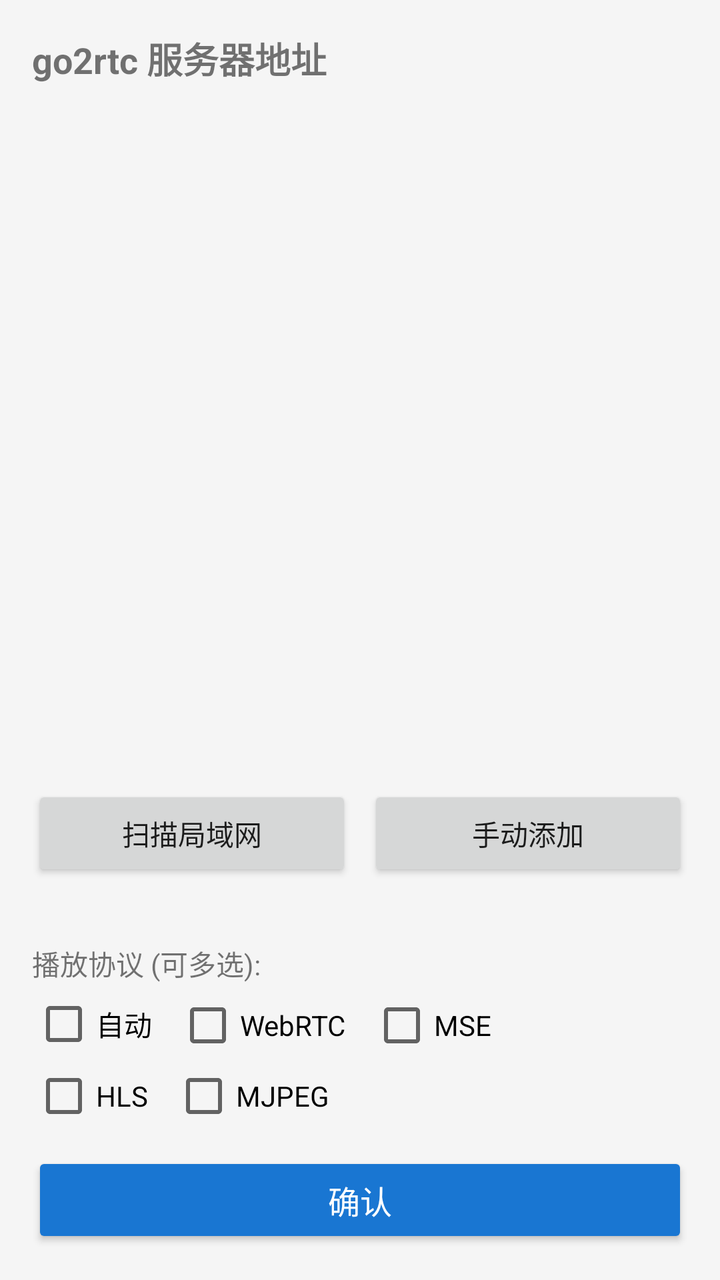
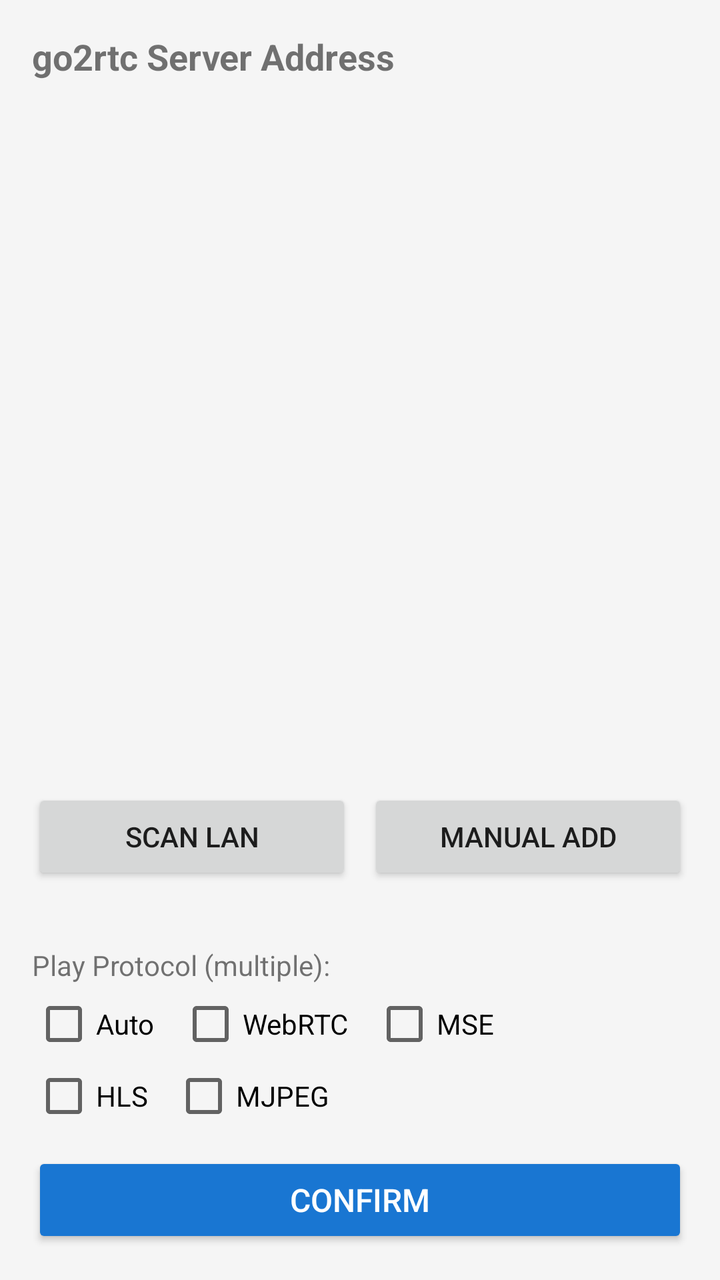

Compare the two renders of this Android layout. The source of the first and the diff that turns it into the second are given below.
<!-- AndroidManifest.xml: application theme Theme.Go2RtcPlay -->
<!-- res/layout/activity_config.xml -->
<?xml version="1.0" encoding="utf-8"?>
<LinearLayout
    xmlns:android="http://schemas.android.com/apk/res/android"
    android:layout_width="match_parent"
    android:layout_height="match_parent"
    android:orientation="vertical"
    android:padding="16dp"
    android:background="#F5F5F5">

    <TextView
        android:layout_width="wrap_content"
        android:layout_height="wrap_content"
        android:text="go2rtc 服务器地址"
        android:textSize="18sp"
        android:textStyle="bold"
        android:layout_marginBottom="16dp" />

    <androidx.recyclerview.widget.RecyclerView
        android:id="@+id/addressList"
        android:layout_width="match_parent"
        android:layout_height="0dp"
        android:layout_weight="1" />

    <LinearLayout
        android:layout_width="match_parent"
        android:layout_height="wrap_content"
        android:orientation="horizontal"
        android:layout_marginTop="8dp">

        <Button
            android:id="@+id/scanBtn"
            android:layout_width="0dp"
            android:layout_height="wrap_content"
            android:layout_weight="1"
            android:text="扫描局域网"
            android:layout_marginEnd="4dp" />

        <Button
            android:id="@+id/addBtn"
            android:layout_width="0dp"
            android:layout_height="wrap_content"
            android:layout_weight="1"
            android:text="手动添加"
            android:layout_marginStart="4dp" />

    </LinearLayout>

    <TextView
        android:id="@+id/scanStatusText"
        android:layout_width="match_parent"
        android:layout_height="wrap_content"
        android:textSize="12sp"
        android:textColor="#666666"
        android:visibility="gone"
        android:layout_marginTop="4dp" />

    <ProgressBar
        android:id="@+id/scanProgressBar"
        style="?android:attr/progressBarStyleHorizontal"
        android:layout_width="match_parent"
        android:layout_height="8dp"
        android:visibility="gone"
        android:layout_marginTop="4dp" />

    <TextView
        android:id="@+id/localIpText"
        android:layout_width="match_parent"
        android:layout_height="wrap_content"
        android:textSize="11sp"
        android:textColor="#888888"
        android:layout_marginTop="4dp" />

    <LinearLayout
        android:layout_width="match_parent"
        android:layout_height="wrap_content"
        android:orientation="vertical"
        android:layout_marginTop="12dp">

        <TextView
            android:layout_width="wrap_content"
            android:layout_height="wrap_content"
            android:text="播放协议 (可多选):"
            android:textSize="14sp"
            android:layout_marginBottom="4dp" />

        <LinearLayout
            android:layout_width="match_parent"
            android:layout_height="wrap_content"
            android:orientation="horizontal">

            <CheckBox
                android:id="@+id/cbAuto"
                android:layout_width="wrap_content"
                android:layout_height="wrap_content"
                android:text="自动"
                android:layout_marginEnd="12dp" />

            <CheckBox
                android:id="@+id/cbWebrtc"
                android:layout_width="wrap_content"
                android:layout_height="wrap_content"
                android:text="WebRTC"
                android:layout_marginEnd="12dp" />

            <CheckBox
                android:id="@+id/cbMse"
                android:layout_width="wrap_content"
                android:layout_height="wrap_content"
                android:text="MSE"
                android:layout_marginEnd="12dp" />

        </LinearLayout>

        <LinearLayout
            android:layout_width="match_parent"
            android:layout_height="wrap_content"
            android:orientation="horizontal"
            android:layout_marginTop="4dp">

            <CheckBox
                android:id="@+id/cbHls"
                android:layout_width="wrap_content"
                android:layout_height="wrap_content"
                android:text="HLS"
                android:layout_marginEnd="12dp" />

            <CheckBox
                android:id="@+id/cbMjpeg"
                android:layout_width="wrap_content"
                android:layout_height="wrap_content"
                android:text="MJPEG" />

        </LinearLayout>

    </LinearLayout>

    <Button
        android:id="@+id/confirmBtn"
        android:layout_width="match_parent"
        android:layout_height="48dp"
        android:text="确认"
        android:layout_marginTop="12dp"
        android:backgroundTint="#1976D2"
        android:textColor="#FFFFFF"
        android:textSize="16sp" />

</LinearLayout>
<!-- resources referenced by this layout -->
<resources>
  <style name="Theme.Go2RtcPlay" parent="Theme.AppCompat.DayNight.NoActionBar">
          <item name="colorPrimary">#1976D2</item>
          <item name="colorPrimaryDark">#1565C0</item>
          <item name="colorAccent">#FFFFFF</item>
      </style>
</resources>

<!-- the commit's change to res/layout/activity_config.xml (unified diff, before → after) -->
@@ -10,7 +10,7 @@
     <TextView
         android:layout_width="wrap_content"
         android:layout_height="wrap_content"
-        android:text="go2rtc 服务器地址"
+        android:text="@string/server_address_label"
         android:textSize="18sp"
         android:textStyle="bold"
         android:layout_marginBottom="16dp" />
@@ -32,7 +32,7 @@
             android:layout_width="0dp"
             android:layout_height="wrap_content"
             android:layout_weight="1"
-            android:text="扫描局域网"
+            android:text="@string/scan_lan"
             android:layout_marginEnd="4dp" />
 
         <Button
@@ -40,7 +40,7 @@
             android:layout_width="0dp"
             android:layout_height="wrap_content"
             android:layout_weight="1"
-            android:text="手动添加"
+            android:text="@string/manual_add"
             android:layout_marginStart="4dp" />
 
     </LinearLayout>
@@ -79,7 +79,7 @@
         <TextView
             android:layout_width="wrap_content"
             android:layout_height="wrap_content"
-            android:text="播放协议 (可多选):"
+            android:text="@string/protocol_label"
             android:textSize="14sp"
             android:layout_marginBottom="4dp" />
 
@@ -92,7 +92,7 @@
                 android:id="@+id/cbAuto"
                 android:layout_width="wrap_content"
                 android:layout_height="wrap_content"
-                android:text="自动"
+                android:text="@string/protocol_auto"
                 android:layout_marginEnd="12dp" />
 
             <CheckBox
@@ -138,7 +138,7 @@
         android:id="@+id/confirmBtn"
         android:layout_width="match_parent"
         android:layout_height="48dp"
-        android:text="确认"
+        android:text="@string/confirm"
         android:layout_marginTop="12dp"
         android:backgroundTint="#1976D2"
         android:textColor="#FFFFFF"
<!-- resource entries referenced after the edit -->
@@ -1,5 +1,11 @@
 <!-- resources referenced by this layout -->
 <resources>
+  <string name="confirm">Confirm</string>
+  <string name="manual_add">Manual Add</string>
+  <string name="protocol_auto">Auto</string>
+  <string name="protocol_label">Play Protocol (multiple):</string>
+  <string name="scan_lan">Scan LAN</string>
+  <string name="server_address_label">go2rtc Server Address</string>
   <style name="Theme.Go2RtcPlay" parent="Theme.AppCompat.DayNight.NoActionBar">
           <item name="colorPrimary">#1976D2</item>
           <item name="colorPrimaryDark">#1565C0</item>
